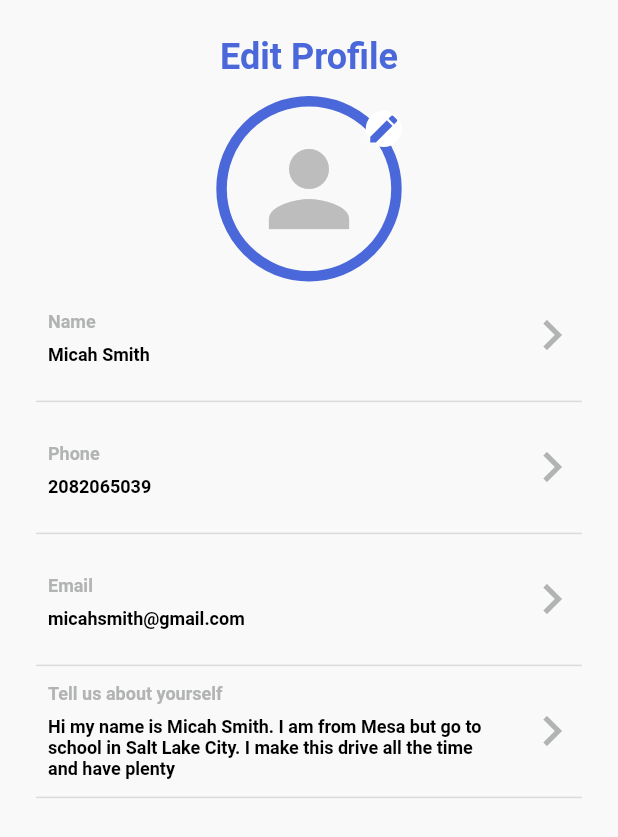
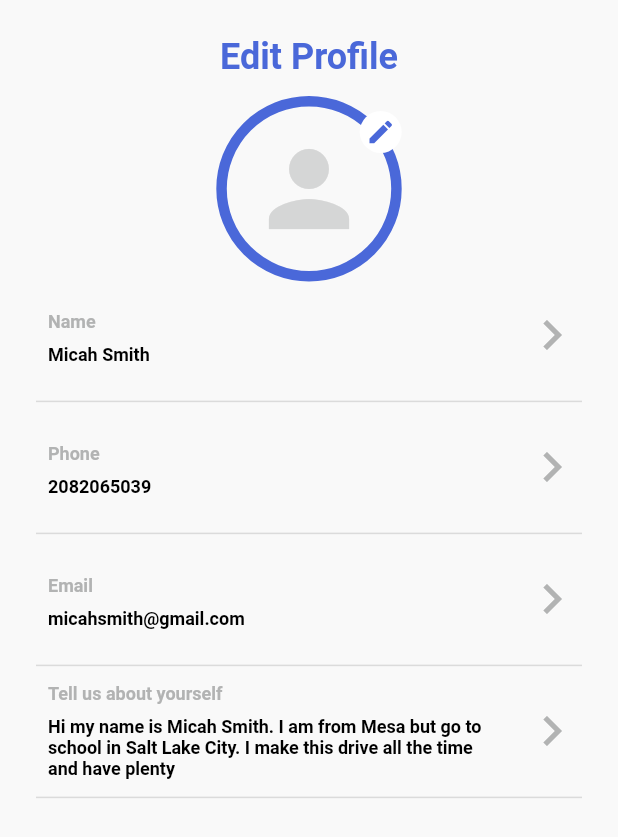
Before and after one commit to luggy-wuggy/approachable_geek_challenge, a Flutter app: the screen it shows after launch, on a phone screen of 412 x 824 dp. Shown: the top 837 px of the screen. Run offline on Flutter 3.47's test engine with Material 2 defaults, Android fonts, the phone set to English and light mode, and no system bars; our stand-ins replace flutter_riverpod, go_router, mask_text_input_formatter, riverpod; generated files the repository leaves out were written again.

Commit message:
chore: cleanup imports

```diff
--- a/lib/src/common/common.dart
+++ b/lib/src/common/common.dart
@@ -1 +1,2 @@
 export 'constants/constants.dart';
+export 'extensions/extensions.dart';
--- a/lib/src/common/constants/constants.dart
+++ b/lib/src/common/constants/constants.dart
@@ -1 +1,2 @@
 export 'colors.dart';
+export 'text_formatter.dart';
--- /dev/null
+++ b/lib/src/common/extensions/extensions.dart
@@ -0,0 +1 @@
+export 'app_localization_context.dart';
--- /dev/null
+++ b/lib/src/ui/controllers/controllers.dart
@@ -0,0 +1 @@
+export 'account_info_controller.dart';
--- a/lib/src/ui/edit_profile/ui/edit_email/edit_email_view.dart
+++ b/lib/src/ui/edit_profile/ui/edit_email/edit_email_view.dart
@@ -1,10 +1,9 @@
-import 'package:approachable_geek_challenge/src/ui/controllers/account_info_controller.dart';
 import 'package:flutter/material.dart';
 import 'package:flutter_riverpod/flutter_riverpod.dart';
 import 'package:go_router/go_router.dart';
 
-import 'package:approachable_geek_challenge/src/common/constants/colors.dart';
-import 'package:approachable_geek_challenge/src/common/extensions/app_localization_context.dart';
+import 'package:approachable_geek_challenge/src/common/common.dart';
+import 'package:approachable_geek_challenge/src/ui/controllers/account_info_controller.dart';
 import 'package:approachable_geek_challenge/src/ui/edit_profile/widgets/input_text_field.dart';
 import 'package:approachable_geek_challenge/src/ui/widgets/long_button.dart';
 
--- a/lib/src/ui/edit_profile/ui/edit_name/edit_name_view.dart
+++ b/lib/src/ui/edit_profile/ui/edit_name/edit_name_view.dart
@@ -1,10 +1,9 @@
-import 'package:approachable_geek_challenge/src/ui/controllers/account_info_controller.dart';
 import 'package:flutter/material.dart';
 import 'package:flutter_riverpod/flutter_riverpod.dart';
 import 'package:go_router/go_router.dart';
 
-import 'package:approachable_geek_challenge/src/common/constants/colors.dart';
-import 'package:approachable_geek_challenge/src/common/extensions/app_localization_context.dart';
+import 'package:approachable_geek_challenge/src/ui/controllers/account_info_controller.dart';
+import 'package:approachable_geek_challenge/src/common/common.dart';
 import 'package:approachable_geek_challenge/src/ui/edit_profile/widgets/input_text_field.dart';
 import 'package:approachable_geek_challenge/src/ui/widgets/long_button.dart';
 
--- a/lib/src/ui/edit_profile/ui/edit_photo/edit_photo_view.dart
+++ b/lib/src/ui/edit_profile/ui/edit_photo/edit_photo_view.dart
@@ -2,8 +2,7 @@ import 'package:flutter/material.dart';
 import 'package:go_router/go_router.dart';
 
 import 'package:approachable_geek_challenge/src/ui/widgets/long_button.dart';
-import 'package:approachable_geek_challenge/src/common/constants/colors.dart';
-import 'package:approachable_geek_challenge/src/common/extensions/app_localization_context.dart';
+import 'package:approachable_geek_challenge/src/common/common.dart';
 
 class EditPhotoView extends StatelessWidget {
   const EditPhotoView({super.key});
--- a/lib/src/ui/edit_profile/widgets/input_text_field.dart
+++ b/lib/src/ui/edit_profile/widgets/input_text_field.dart
@@ -1,6 +1,7 @@
-import 'package:approachable_geek_challenge/src/common/constants/colors.dart';
 import 'package:flutter/material.dart';
 import 'package:flutter/services.dart';
+
+import 'package:approachable_geek_challenge/src/common/constants/colors.dart';
 
 class GeeksInputTextField extends StatelessWidget {
   const GeeksInputTextField({
--- a/lib/src/ui/edit_profile/widgets/profile_info_tile.dart
+++ b/lib/src/ui/edit_profile/widgets/profile_info_tile.dart
@@ -1,5 +1,6 @@
+import 'package:flutter/material.dart';
+
 import 'package:approachable_geek_challenge/src/common/constants/colors.dart';
-import 'package:flutter/material.dart';
 
 class ProfileInfoTile extends StatelessWidget {
   const ProfileInfoTile({
--- a/lib/src/ui/edit_profile/widgets/profile_photo_circle.dart
+++ b/lib/src/ui/edit_profile/widgets/profile_photo_circle.dart
@@ -26,13 +26,14 @@ class ProfilePhotoCircle extends StatelessWidget {
             child: Icon(
               Icons.person,
               size: 80,
-              color: Colors.grey[400],
+              color: GeekColors.kGreyedColor.withOpacity(0.5),
             ),
           ),
           Positioned(
             right: 0,
             top: 10,
             child: Container(
+              padding: const EdgeInsets.all(4),
               decoration: const BoxDecoration(
                 shape: BoxShape.circle,
                 color: Colors.white,
@@ -40,6 +41,7 @@ class ProfilePhotoCircle extends StatelessWidget {
               child: const Icon(
                 Icons.edit,
                 color: GeekColors.kPrimaryAccentColor,
+                size: 20,
               ),
             ),
           )
--- a/lib/src/ui/ui.dart
+++ /dev/null
@@ -1 +0,0 @@
-export 'edit_profile/edit_profile.dart';
--- /dev/null
+++ b/lib/src/ui/widgets/widgets.dart
@@ -0,0 +1 @@
+export 'long_button.dart';
```
Also changed, not shown: lib/src/ui/edit_profile/edit_profile_view.dart (+5 -7 lines), lib/src/ui/edit_profile/ui/edit_bio/edit_bio_view.dart (+5 -5 lines), lib/src/ui/edit_profile/ui/edit_phone/edit_phone_view.dart (+3 -5 lines).
